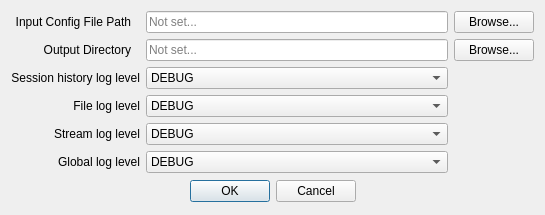
Before: the Qt Designer form tools/cli_gen_tool_ui_files/preferencesDialog.ui in dstroy0/InputHandler, drawn with Qt 5.
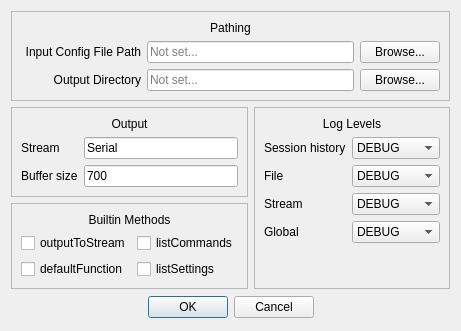
After: the same form once the commit is applied.

Commit message: preferences dialog layout

```diff
--- a/tools/cli_gen_tool_ui_files/preferencesDialog.ui
+++ b/tools/cli_gen_tool_ui_files/preferencesDialog.ui
@@ -6,15 +6,24 @@
    <rect>
     <x>0</x>
     <y>0</y>
-    <width>545</width>
-    <height>212</height>
+    <width>440</width>
+    <height>323</height>
    </rect>
   </property>
   <property name="windowTitle">
    <string>Preferences</string>
   </property>
+  <layout class="QGridLayout" name="gridLayout_3">
+   <item row="0" column="0" colspan="2">
+    <widget class="QFrame" name="frame_4">
+     <property name="frameShape">
+      <enum>QFrame::StyledPanel</enum>
+     </property>
+     <property name="frameShadow">
+      <enum>QFrame::Raised</enum>
+     </property>
   <layout class="QGridLayout" name="gridLayout">
-   <item row="0" column="0">
+      <item row="1" column="0">
     <widget class="QLabel" name="label">
      <property name="sizePolicy">
       <sizepolicy hsizetype="Expanding" vsizetype="Expanding">
@@ -42,55 +51,7 @@
      </property>
     </widget>
    </item>
-   <item row="0" column="1">
-    <widget class="QLineEdit" name="config_path_input">
-     <property name="sizePolicy">
-      <sizepolicy hsizetype="MinimumExpanding" vsizetype="Fixed">
-       <horstretch>0</horstretch>
-       <verstretch>0</verstretch>
-      </sizepolicy>
-     </property>
-     <property name="placeholderText">
-      <string>Not set...</string>
-     </property>
-    </widget>
-   </item>
-   <item row="0" column="2">
-    <widget class="QPushButton" name="browse_for_config">
-     <property name="text">
-      <string>Browse...</string>
-     </property>
-    </widget>
-   </item>
-   <item row="1" column="0">
-    <widget class="QLabel" name="label_6">
-     <property name="sizePolicy">
-      <sizepolicy hsizetype="Expanding" vsizetype="Expanding">
-       <horstretch>0</horstretch>
-       <verstretch>0</verstretch>
-      </sizepolicy>
-     </property>
-     <property name="minimumSize">
-      <size>
-       <width>120</width>
-       <height>0</height>
-      </size>
-     </property>
-     <property name="maximumSize">
-      <size>
-       <width>120</width>
-       <height>25</height>
-      </size>
-     </property>
-     <property name="text">
-      <string>Output Directory</string>
-     </property>
-     <property name="alignment">
-      <set>Qt::AlignRight|Qt::AlignTrailing|Qt::AlignVCenter</set>
-     </property>
-    </widget>
-   </item>
-   <item row="1" column="1">
+      <item row="2" column="1">
     <widget class="QLineEdit" name="output_path_input">
      <property name="sizePolicy">
       <sizepolicy hsizetype="MinimumExpanding" vsizetype="Fixed">
@@ -109,14 +70,140 @@
      </property>
     </widget>
    </item>
+      <item row="2" column="0">
+       <widget class="QLabel" name="label_6">
+        <property name="sizePolicy">
+         <sizepolicy hsizetype="Expanding" vsizetype="Expanding">
+          <horstretch>0</horstretch>
+          <verstretch>0</verstretch>
+         </sizepolicy>
+        </property>
+        <property name="minimumSize">
+         <size>
+          <width>120</width>
+          <height>0</height>
+         </size>
+        </property>
+        <property name="maximumSize">
+         <size>
+          <width>120</width>
+          <height>25</height>
+         </size>
+        </property>
+        <property name="text">
+         <string>Output Directory</string>
+        </property>
+        <property name="alignment">
+         <set>Qt::AlignRight|Qt::AlignTrailing|Qt::AlignVCenter</set>
+        </property>
+       </widget>
+      </item>
+      <item row="1" column="1">
+       <widget class="QLineEdit" name="config_path_input">
+        <property name="sizePolicy">
+         <sizepolicy hsizetype="MinimumExpanding" vsizetype="Fixed">
+          <horstretch>0</horstretch>
+          <verstretch>0</verstretch>
+         </sizepolicy>
+        </property>
+        <property name="placeholderText">
+         <string>Not set...</string>
+        </property>
+       </widget>
+      </item>
    <item row="1" column="2">
+       <widget class="QPushButton" name="browse_for_config">
+        <property name="text">
+         <string>Browse...</string>
+        </property>
+       </widget>
+      </item>
+      <item row="2" column="2">
     <widget class="QPushButton" name="browse_for_output_dir">
      <property name="text">
       <string>Browse...</string>
      </property>
     </widget>
    </item>
+      <item row="0" column="0" colspan="3">
+       <widget class="QLabel" name="label_12">
+        <property name="text">
+         <string>Pathing</string>
+        </property>
+        <property name="alignment">
+         <set>Qt::AlignCenter</set>
+        </property>
+       </widget>
+      </item>
+     </layout>
+    </widget>
+   </item>
+   <item row="1" column="0">
+    <widget class="QFrame" name="frame_2">
+     <property name="frameShape">
+      <enum>QFrame::StyledPanel</enum>
+     </property>
+     <property name="frameShadow">
+      <enum>QFrame::Raised</enum>
+     </property>
+     <layout class="QFormLayout" name="formLayout">
+      <item row="1" column="0">
+       <widget class="QLabel" name="label_7">
+        <property name="text">
+         <string>Stream</string>
+        </property>
+       </widget>
+      </item>
+      <item row="1" column="1">
+       <widget class="QLineEdit" name="default_stream">
+        <property name="text">
+         <string>Serial</string>
+        </property>
+        <property name="placeholderText">
+         <string>output stream</string>
+        </property>
+       </widget>
+      </item>
    <item row="2" column="0">
+       <widget class="QLabel" name="label_8">
+        <property name="text">
+         <string>Buffer size</string>
+        </property>
+       </widget>
+      </item>
+      <item row="2" column="1">
+       <widget class="QLineEdit" name="default_output_buffer_size">
+        <property name="text">
+         <string>700</string>
+        </property>
+        <property name="placeholderText">
+         <string>buffer size in bytes</string>
+        </property>
+       </widget>
+      </item>
+      <item row="0" column="0" colspan="2">
+       <widget class="QLabel" name="label_10">
+        <property name="text">
+         <string>Output</string>
+        </property>
+        <property name="alignment">
+         <set>Qt::AlignCenter</set>
+        </property>
+       </widget>
+      </item>
+     </layout>
+    </widget>
+   </item>
+   <item row="1" column="1" rowspan="2">
+    <widget class="QFrame" name="frame_3">
+     <property name="frameShape">
+      <enum>QFrame::StyledPanel</enum>
+     </property>
+     <property name="frameShadow">
+      <enum>QFrame::Raised</enum>
+     </property>
+     <layout class="QFormLayout" name="formLayout_2">
+      <item row="1" column="0">
     <widget class="QLabel" name="label_2">
      <property name="maximumSize">
       <size>
@@ -125,14 +212,14 @@
       </size>
      </property>
      <property name="text">
-      <string>Session history log level</string>
+         <string>Session history</string>
      </property>
      <property name="alignment">
-      <set>Qt::AlignRight|Qt::AlignTrailing|Qt::AlignVCenter</set>
+         <set>Qt::AlignLeading|Qt::AlignLeft|Qt::AlignVCenter</set>
      </property>
     </widget>
    </item>
-   <item row="2" column="1">
+      <item row="1" column="1">
     <widget class="QComboBox" name="sessionHistoryLogLevelComboBox">
      <property name="currentText">
       <string>DEBUG</string>
@@ -167,7 +254,7 @@
      </item>
     </widget>
    </item>
-   <item row="3" column="0">
+      <item row="2" column="0">
     <widget class="QLabel" name="label_3">
      <property name="maximumSize">
       <size>
@@ -176,14 +263,14 @@
       </size>
      </property>
      <property name="text">
-      <string>File log level</string>
+         <string>File</string>
      </property>
      <property name="alignment">
-      <set>Qt::AlignRight|Qt::AlignTrailing|Qt::AlignVCenter</set>
+         <set>Qt::AlignLeading|Qt::AlignLeft|Qt::AlignVCenter</set>
      </property>
     </widget>
    </item>
-   <item row="3" column="1">
+      <item row="2" column="1">
     <widget class="QComboBox" name="fileLogLevelComboBox">
      <property name="currentText">
       <string>DEBUG</string>
@@ -218,7 +305,7 @@
      </item>
     </widget>
    </item>
-   <item row="4" column="0">
+      <item row="3" column="0">
     <widget class="QLabel" name="label_4">
      <property name="maximumSize">
       <size>
@@ -227,14 +314,14 @@
       </size>
      </property>
      <property name="text">
-      <string>Stream log level</string>
+         <string>Stream</string>
      </property>
      <property name="alignment">
-      <set>Qt::AlignRight|Qt::AlignTrailing|Qt::AlignVCenter</set>
+         <set>Qt::AlignLeading|Qt::AlignLeft|Qt::AlignVCenter</set>
      </property>
     </widget>
    </item>
-   <item row="4" column="1">
+      <item row="3" column="1">
     <widget class="QComboBox" name="streamLogLevelComboBox">
      <property name="currentText">
       <string>DEBUG</string>
@@ -269,7 +356,7 @@
      </item>
     </widget>
    </item>
-   <item row="5" column="0">
+      <item row="4" column="0">
     <widget class="QLabel" name="label_5">
      <property name="maximumSize">
       <size>
@@ -278,14 +365,14 @@
       </size>
      </property>
      <property name="text">
-      <string>Global log level</string>
+         <string>Global</string>
      </property>
      <property name="alignment">
-      <set>Qt::AlignRight|Qt::AlignTrailing|Qt::AlignVCenter</set>
+         <set>Qt::AlignLeading|Qt::AlignLeft|Qt::AlignVCenter</set>
      </property>
     </widget>
    </item>
-   <item row="5" column="1">
+      <item row="4" column="1">
     <widget class="QComboBox" name="globalLogLevelComboBox">
      <property name="currentText">
       <string>DEBUG</string>
@@ -320,7 +407,79 @@
      </item>
     </widget>
    </item>
-   <item row="6" column="0" colspan="3">
+      <item row="0" column="0" colspan="2">
+       <widget class="QLabel" name="label_11">
+        <property name="text">
+         <string>Log Levels</string>
+        </property>
+        <property name="alignment">
+         <set>Qt::AlignCenter</set>
+        </property>
+       </widget>
+      </item>
+     </layout>
+    </widget>
+   </item>
+   <item row="2" column="0">
+    <widget class="QFrame" name="frame">
+     <property name="sizePolicy">
+      <sizepolicy hsizetype="Expanding" vsizetype="Expanding">
+       <horstretch>0</horstretch>
+       <verstretch>0</verstretch>
+      </sizepolicy>
+     </property>
+     <property name="autoFillBackground">
+      <bool>true</bool>
+     </property>
+     <property name="frameShape">
+      <enum>QFrame::StyledPanel</enum>
+     </property>
+     <property name="frameShadow">
+      <enum>QFrame::Raised</enum>
+     </property>
+     <layout class="QGridLayout" name="gridLayout_2">
+      <item row="1" column="0">
+       <widget class="QCheckBox" name="outputtostream_checkbox">
+        <property name="text">
+         <string>outputToStream</string>
+        </property>
+       </widget>
+      </item>
+      <item row="1" column="1">
+       <widget class="QCheckBox" name="listcommands_checkbox">
+        <property name="text">
+         <string>listCommands</string>
+        </property>
+       </widget>
+      </item>
+      <item row="2" column="0">
+       <widget class="QCheckBox" name="defaultfunction_checkbox">
+        <property name="text">
+         <string>defaultFunction</string>
+        </property>
+       </widget>
+      </item>
+      <item row="2" column="1">
+       <widget class="QCheckBox" name="listsettings_checkbox">
+        <property name="text">
+         <string>listSettings</string>
+        </property>
+       </widget>
+      </item>
+      <item row="0" column="0" colspan="2">
+       <widget class="QLabel" name="label_9">
+        <property name="text">
+         <string>Builtin Methods</string>
+        </property>
+        <property name="alignment">
+         <set>Qt::AlignCenter</set>
+        </property>
+       </widget>
+      </item>
+     </layout>
+    </widget>
+   </item>
+   <item row="3" column="0" colspan="2">
     <widget class="QDialogButtonBox" name="buttonBox">
      <property name="minimumSize">
       <size>
```
Lines whose indentation alone changed are shown as unchanged. The commit also changes 6 other files.
